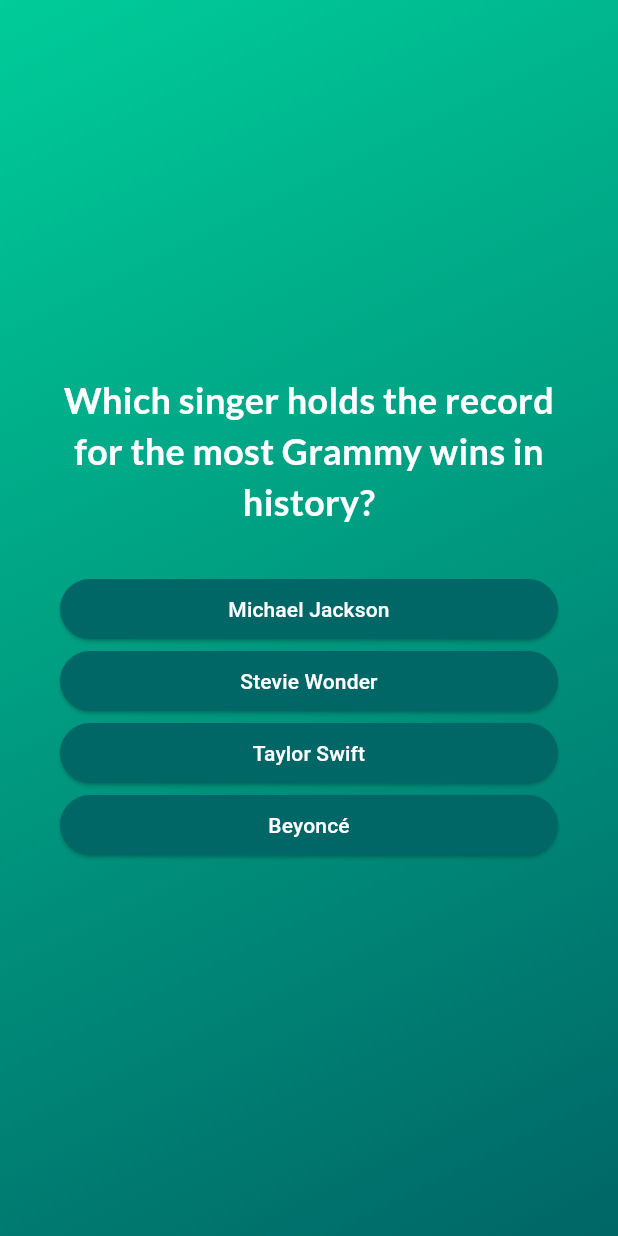
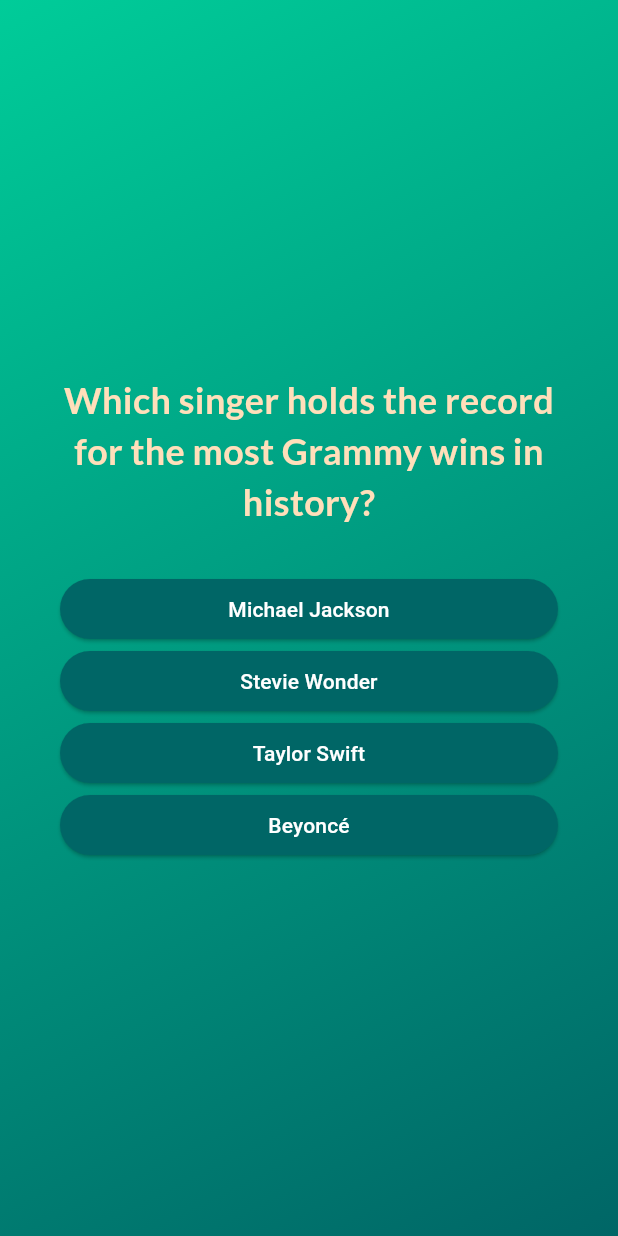
Before and after one commit to HitzCommitted/flutter_quiz_app, a Flutter app: the screen it shows after launch, after a tap on "Start Quiz", on a phone screen of 412 x 824 dp. Run offline on Flutter 3.47's test engine with Material 3 defaults, Android fonts, the phone set to English and light mode, and no system bars; our stand-ins replace google_fonts.

Commit message:
save points

```diff
--- a/lib/questions_screen.dart
+++ b/lib/questions_screen.dart
@@ -37,7 +37,7 @@ class _QuestionsScreenState extends State<QuestionsScreen> {
               currentQuestion.text,
               textAlign: TextAlign.center,
               style: GoogleFonts.lato(
-                color: Colors.white,
+                color: const Color.fromARGB(255, 255, 223, 186), // Soft Peach
                 fontSize: 24,
                 fontWeight: FontWeight.bold,
               ),
--- a/lib/start_screen.dart
+++ b/lib/start_screen.dart
@@ -1,4 +1,5 @@
 import 'package:flutter/material.dart';
+import 'package:google_fonts/google_fonts.dart';
 
 class StartScreen extends StatelessWidget {
   const StartScreen(this.startQuiz, {super.key});
@@ -17,16 +18,27 @@ class StartScreen extends StatelessWidget {
             color: Color.fromARGB(200, 250, 250, 250), // Subtle off-white
           ),
           SizedBox(height: 25),
-          const Text(
+          Text(
             'Fast Questions! Smart Fun!',
-            style: TextStyle(color: Colors.white, fontSize: 30),
+            style: GoogleFonts.lato(
+              color: const Color.fromARGB(255, 255, 223, 186), // Soft Peach
+              fontSize: 24,
+              fontWeight: FontWeight.bold,
+            ),
           ),
           SizedBox(height: 20),
           OutlinedButton.icon(
             onPressed: startQuiz,
             style: OutlinedButton.styleFrom(foregroundColor: Colors.white),
             icon: const Icon(Icons.arrow_right_alt, size: 34),
-            label: const Text('Start Quiz', style: TextStyle(fontSize: 24)),
+            label: Text(
+              'Start Quiz',
+              style: GoogleFonts.lato(
+                color: Color.fromARGB(255, 255, 223, 186), // Soft Peach
+                fontSize: 24,
+                fontWeight: FontWeight.bold,
+              ),
+            ),
           ),
         ],
       ),
```
